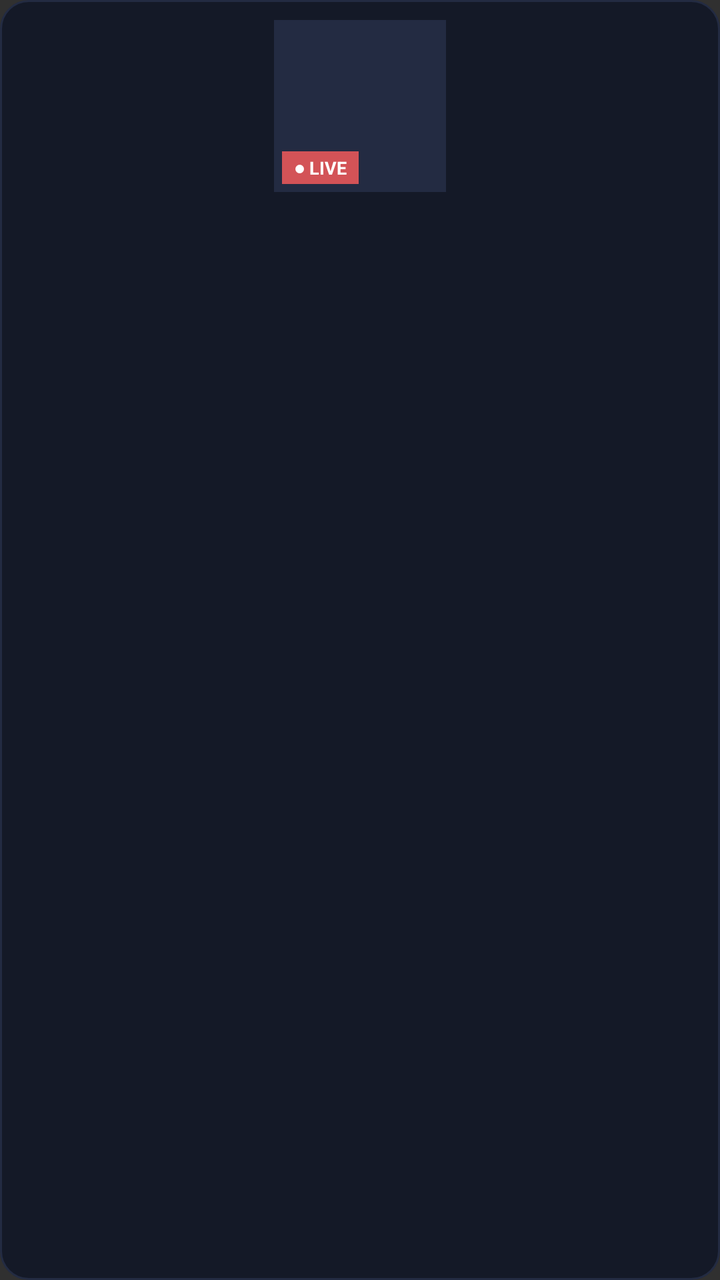
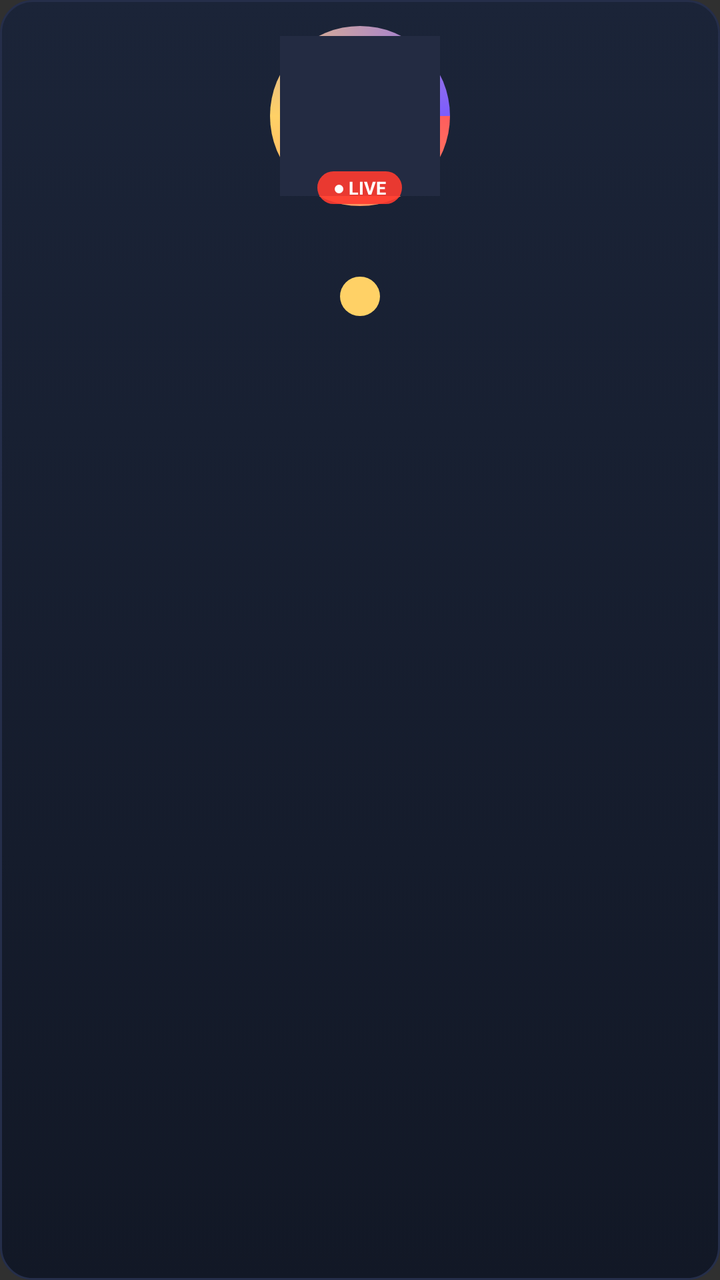

The first picture is an Android layout as it rendered before a commit; the second is the same layout after the commit. The layout source and the unified diff follow.
<!-- AndroidManifest.xml: application theme Theme.AppCompat.NoActionBar -->
<!-- res/layout/item_live_room.xml -->
<?xml version="1.0" encoding="utf-8"?>
<LinearLayout xmlns:android="http://schemas.android.com/apk/res/android"
    android:layout_width="match_parent"
    android:layout_height="wrap_content"
    android:orientation="vertical"
    android:gravity="center_horizontal"
    android:padding="10dp"
    android:layout_margin="5dp"
    android:background="@drawable/card_bg"
    android:focusable="true"
    android:clickable="true">

    <FrameLayout
        android:layout_width="86dp"
        android:layout_height="86dp">

        <ImageView
            android:id="@+id/avatar"
            android:layout_width="86dp"
            android:layout_height="86dp"
            android:scaleType="centerCrop"
            android:background="#232B42"
            android:contentDescription="@string/app_name" />

        <TextView
            android:layout_width="wrap_content"
            android:layout_height="wrap_content"
            android:layout_gravity="bottom|start"
            android:layout_margin="4dp"
            android:text="● LIVE"
            android:textColor="#FFFFFF"
            android:background="#CCFF5D5D"
            android:paddingLeft="6dp"
            android:paddingRight="6dp"
            android:paddingTop="2dp"
            android:paddingBottom="2dp"
            android:textSize="9sp"
            android:textStyle="bold" />
    </FrameLayout>

    <TextView
        android:id="@+id/blvName"
        android:layout_width="match_parent"
        android:layout_height="wrap_content"
        android:layout_marginTop="8dp"
        android:gravity="center"
        android:textColor="#F2F5FA"
        android:textSize="14sp"
        android:textStyle="bold"
        android:ellipsize="end"
        android:maxLines="1" />

    <TextView
        android:id="@+id/viewers"
        android:layout_width="match_parent"
        android:layout_height="wrap_content"
        android:gravity="center"
        android:textColor="#FFD166"
        android:textSize="11sp" />

    <TextView
        android:id="@+id/matchTitle"
        android:layout_width="match_parent"
        android:layout_height="wrap_content"
        android:layout_marginTop="6dp"
        android:gravity="center"
        android:textColor="#B9C2D8"
        android:textSize="12sp"
        android:ellipsize="end"
        android:maxLines="2" />

    <TextView
        android:id="@+id/league"
        android:layout_width="match_parent"
        android:layout_height="wrap_content"
        android:gravity="center"
        android:textColor="#4CC9F0"
        android:textSize="10sp"
        android:ellipsize="end"
        android:maxLines="1" />
</LinearLayout>
<!-- resources referenced by this layout -->
<resources>
  <!-- drawable card_bg (drawable) -->
  <?xml version="1.0" encoding="utf-8"?>
  <selector xmlns:android="http://schemas.android.com/apk/res/android">
      
      <item android:state_focused="true">
          <shape>
              <gradient android:angle="0" android:startColor="#2A3350" android:endColor="#1E2740" />
              <corners android:radius="14dp" />
              <stroke android:width="2dp" android:color="#4CC9F0" />
          </shape>
      </item>
      <item android:state_pressed="true">
          <shape>
              <solid android:color="#2A3350" />
              <corners android:radius="14dp" />
              <stroke android:width="2dp" android:color="#7C5CFF" />
          </shape>
      </item>
      <item>
          <shape>
              <solid android:color="#141927" />
              <corners android:radius="14dp" />
              <stroke android:width="1dp" android:color="#232B42" />
          </shape>
      </item>
  </selector>
  <string name="app_name">KênhLive</string>
</resources>

<!-- the commit's change to res/layout/item_live_room.xml (unified diff, before → after) -->
@@ -4,20 +4,26 @@
     android:layout_height="wrap_content"
     android:orientation="vertical"
     android:gravity="center_horizontal"
-    android:padding="10dp"
-    android:layout_margin="5dp"
-    android:background="@drawable/card_bg"
+    android:padding="12dp"
+    android:layout_margin="6dp"
+    android:background="@drawable/card_live_bg"
     android:focusable="true"
     android:clickable="true">
 
     <FrameLayout
-        android:layout_width="86dp"
-        android:layout_height="86dp">
+        android:layout_width="92dp"
+        android:layout_height="92dp">
+
+        <View
+            android:layout_width="92dp"
+            android:layout_height="92dp"
+            android:background="@drawable/avatar_ring" />
 
         <ImageView
             android:id="@+id/avatar"
-            android:layout_width="86dp"
-            android:layout_height="86dp"
+            android:layout_width="80dp"
+            android:layout_height="80dp"
+            android:layout_gravity="center"
             android:scaleType="centerCrop"
             android:background="#232B42"
             android:contentDescription="@string/app_name" />
@@ -25,13 +31,13 @@
         <TextView
             android:layout_width="wrap_content"
             android:layout_height="wrap_content"
-            android:layout_gravity="bottom|start"
-            android:layout_margin="4dp"
+            android:layout_gravity="bottom|center_horizontal"
+            android:layout_marginBottom="2dp"
             android:text="● LIVE"
             android:textColor="#FFFFFF"
-            android:background="#CCFF5D5D"
-            android:paddingLeft="6dp"
-            android:paddingRight="6dp"
+            android:background="@drawable/badge_live"
+            android:paddingLeft="8dp"
+            android:paddingRight="8dp"
             android:paddingTop="2dp"
             android:paddingBottom="2dp"
             android:textSize="9sp"
@@ -42,29 +48,36 @@
         android:id="@+id/blvName"
         android:layout_width="match_parent"
         android:layout_height="wrap_content"
-        android:layout_marginTop="8dp"
+        android:layout_marginTop="10dp"
         android:gravity="center"
-        android:textColor="#F2F5FA"
-        android:textSize="14sp"
+        android:textColor="#FFFFFF"
+        android:textSize="15sp"
         android:textStyle="bold"
         android:ellipsize="end"
         android:maxLines="1" />
 
     <TextView
         android:id="@+id/viewers"
-        android:layout_width="match_parent"
+        android:layout_width="wrap_content"
         android:layout_height="wrap_content"
+        android:layout_marginTop="4dp"
         android:gravity="center"
-        android:textColor="#FFD166"
-        android:textSize="11sp" />
+        android:textColor="#0B0F19"
+        android:background="@drawable/pill_viewers"
+        android:paddingLeft="10dp"
+        android:paddingRight="10dp"
+        android:paddingTop="3dp"
+        android:paddingBottom="3dp"
+        android:textSize="10sp"
+        android:textStyle="bold" />
 
     <TextView
         android:id="@+id/matchTitle"
         android:layout_width="match_parent"
         android:layout_height="wrap_content"
-        android:layout_marginTop="6dp"
+        android:layout_marginTop="8dp"
         android:gravity="center"
-        android:textColor="#B9C2D8"
+        android:textColor="#D7DEED"
         android:textSize="12sp"
         android:ellipsize="end"
         android:maxLines="2" />
@@ -73,9 +86,11 @@
         android:id="@+id/league"
         android:layout_width="match_parent"
         android:layout_height="wrap_content"
+        android:layout_marginTop="3dp"
         android:gravity="center"
         android:textColor="#4CC9F0"
         android:textSize="10sp"
+        android:textStyle="bold"
         android:ellipsize="end"
         android:maxLines="1" />
 </LinearLayout>
<!-- resource entries referenced after the edit -->
@@ -1,31 +1,48 @@
 <!-- resources referenced by this layout -->
 <resources>
-  <!-- drawable card_bg (drawable) -->
+  <!-- drawable avatar_ring (drawable) -->
+  <?xml version="1.0" encoding="utf-8"?>
+  <shape xmlns:android="http://schemas.android.com/apk/res/android" android:shape="oval">
+      <gradient android:type="sweep" android:startColor="#FF5D5D" android:centerColor="#FFD166" android:endColor="#7C5CFF" />
+      <stroke android:width="2dp" android:color="#00000000" />
+  </shape>
+  <!-- drawable badge_live (drawable) -->
+  <?xml version="1.0" encoding="utf-8"?>
+  <shape xmlns:android="http://schemas.android.com/apk/res/android" android:shape="rectangle">
+      <solid android:color="#E6FF3B30" />
+      <corners android:radius="9dp" />
+  </shape>
+  <!-- drawable card_live_bg (drawable) -->
   <?xml version="1.0" encoding="utf-8"?>
   <selector xmlns:android="http://schemas.android.com/apk/res/android">
-      
       <item android:state_focused="true">
           <shape>
-              <gradient android:angle="0" android:startColor="#2A3350" android:endColor="#1E2740" />
-              <corners android:radius="14dp" />
-              <stroke android:width="2dp" android:color="#4CC9F0" />
+              <gradient android:angle="270" android:startColor="#2E3A5C" android:endColor="#1A2238" />
+              <corners android:radius="16dp" />
+              <stroke android:width="2dp" android:color="#FFD166" />
           </shape>
       </item>
       <item android:state_pressed="true">
           <shape>
-              <solid android:color="#2A3350" />
-              <corners android:radius="14dp" />
-              <stroke android:width="2dp" android:color="#7C5CFF" />
+              <solid android:color="#2E3A5C" />
+              <corners android:radius="16dp" />
+              <stroke android:width="2dp" android:color="#FF9F1C" />
           </shape>
       </item>
       <item>
           <shape>
-              <solid android:color="#141927" />
-              <corners android:radius="14dp" />
-              <stroke android:width="1dp" android:color="#232B42" />
+              <gradient android:angle="270" android:startColor="#1B2438" android:endColor="#121826" />
+              <corners android:radius="16dp" />
+              <stroke android:width="1dp" android:color="#252E4A" />
           </shape>
       </item>
   </selector>
+  <!-- drawable pill_viewers (drawable) -->
+  <?xml version="1.0" encoding="utf-8"?>
+  <shape xmlns:android="http://schemas.android.com/apk/res/android" android:shape="rectangle">
+      <solid android:color="#FFD166" />
+      <corners android:radius="11dp" />
+  </shape>
   <string name="app_name">KênhLive</string>
 </resources>
 
